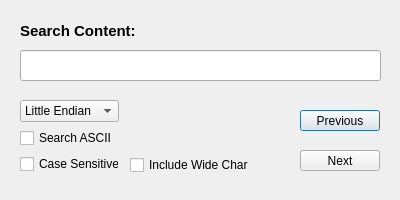
stephan-zhuchen/BIOS-Viewer, file Window/Search/SearchDialog.ui: the form before one commit.
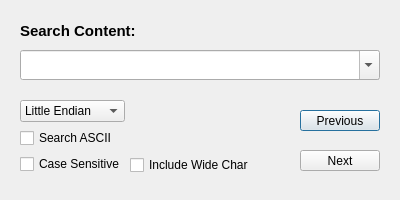
The form after the commit. Icons and pictures are not drawn.

Commit message: Search History

What changed in the file:
```diff
--- a/Window/Search/SearchDialog.ui
+++ b/Window/Search/SearchDialog.ui
@@ -38,27 +38,6 @@
   <property name="locale">
    <locale language="English" country="UnitedStates"/>
   </property>
-  <widget class="QLineEdit" name="SearchContent">
-   <property name="geometry">
-    <rect>
-     <x>20</x>
-     <y>50</y>
-     <width>361</width>
-     <height>31</height>
-    </rect>
-   </property>
-   <property name="font">
-    <font>
-     <pointsize>11</pointsize>
-    </font>
-   </property>
-   <property name="locale">
-    <locale language="English" country="UnitedStates"/>
-   </property>
-   <property name="clearButtonEnabled">
-    <bool>true</bool>
-   </property>
-  </widget>
   <widget class="QLabel" name="label">
    <property name="geometry">
     <rect>
@@ -109,8 +88,8 @@
     <rect>
      <x>20</x>
      <y>100</y>
-     <width>99</width>
-     <height>74</height>
+     <width>105</width>
+     <height>75</height>
     </rect>
    </property>
    <layout class="QVBoxLayout" name="verticalLayout">
@@ -157,6 +136,19 @@
     <string>Include Wide Char</string>
    </property>
   </widget>
+  <widget class="QComboBox" name="SearchContentBox">
+   <property name="geometry">
+    <rect>
+     <x>20</x>
+     <y>50</y>
+     <width>360</width>
+     <height>30</height>
+    </rect>
+   </property>
+   <property name="editable">
+    <bool>true</bool>
+   </property>
+  </widget>
  </widget>
  <resources>
   <include location="../../logo/Images.qrc"/>
```
The commit also changes 9 other files.
